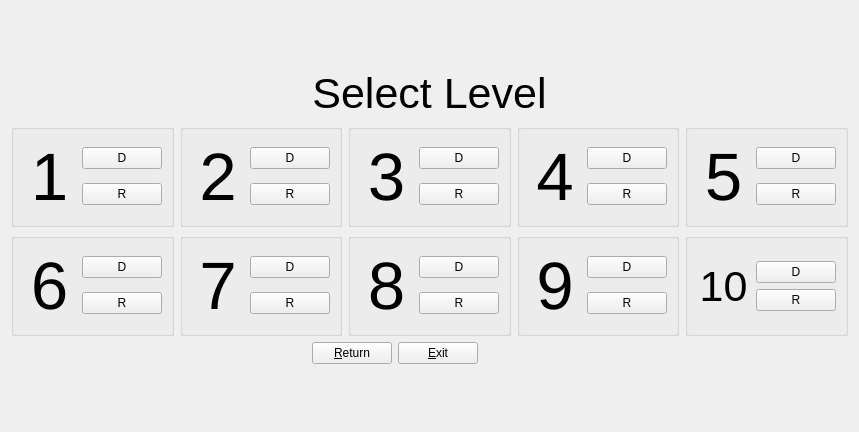
Above: src/LevelsMenu.ui from lesan2807/EducationalSkeeBall before the change. Below: the same form after it.
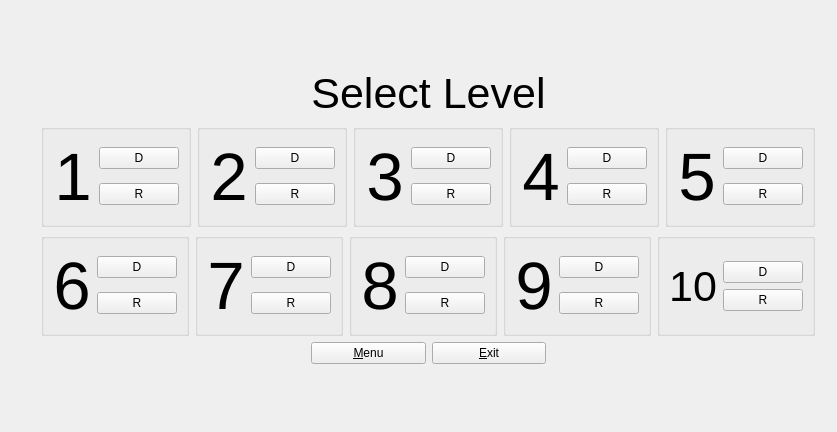
That is the form after the change.

What changed in the file:
```diff
--- a/src/LevelsMenu.ui
+++ b/src/LevelsMenu.ui
@@ -6,7 +6,7 @@
    <rect>
     <x>0</x>
     <y>0</y>
-    <width>768</width>
+    <width>837</width>
     <height>432</height>
    </rect>
   </property>
@@ -14,8 +14,43 @@
    <string>Form</string>
   </property>
   <layout class="QGridLayout" name="gridLayout_13">
-   <item row="0" column="1">
-    <spacer name="verticalSpacer">
+   <item row="4" column="2">
+    <widget class="QPushButton" name="returnButtton">
+     <property name="text">
+      <string>&amp;Menu</string>
+     </property>
+    </widget>
+   </item>
+   <item row="2" column="2" colspan="2">
+    <widget class="QLabel" name="label_21">
+     <property name="font">
+      <font>
+       <pointsize>32</pointsize>
+      </font>
+     </property>
+     <property name="text">
+      <string>Select Level</string>
+     </property>
+     <property name="alignment">
+      <set>Qt::AlignCenter</set>
+     </property>
+    </widget>
+   </item>
+   <item row="4" column="4">
+    <spacer name="horizontalSpacer_4">
+     <property name="orientation">
+      <enum>Qt::Horizontal</enum>
+     </property>
+     <property name="sizeHint" stdset="0">
+      <size>
+       <width>191</width>
+       <height>20</height>
+      </size>
+     </property>
+    </spacer>
+   </item>
+   <item row="5" column="3">
+    <spacer name="verticalSpacer_2">
      <property name="orientation">
       <enum>Qt::Vertical</enum>
      </property>
@@ -27,7 +62,7 @@
      </property>
     </spacer>
    </item>
-   <item row="1" column="0">
+   <item row="2" column="1">
     <spacer name="horizontalSpacer">
      <property name="orientation">
       <enum>Qt::Horizontal</enum>
@@ -40,7 +75,7 @@
      </property>
     </spacer>
    </item>
-   <item row="2" column="0" colspan="5">
+   <item row="3" column="1" colspan="4">
     <layout class="QVBoxLayout" name="verticalLayout_21">
      <item>
       <layout class="QGridLayout" name="gridLayout_5">
@@ -548,82 +583,73 @@
      </item>
     </layout>
    </item>
-   <item row="3" column="0">
-    <spacer name="horizontalSpacer_3">
-     <property name="orientation">
-      <enum>Qt::Horizontal</enum>
-     </property>
-     <property name="sizeHint" stdset="0">
-      <size>
-       <width>40</width>
-       <height>20</height>
-      </size>
-     </property>
-    </spacer>
-   </item>
-   <item row="4" column="2">
-    <spacer name="verticalSpacer_2">
-     <property name="orientation">
-      <enum>Qt::Vertical</enum>
-     </property>
-     <property name="sizeHint" stdset="0">
-      <size>
-       <width>20</width>
-       <height>51</height>
-      </size>
-     </property>
-    </spacer>
-   </item>
-   <item row="1" column="4">
-    <spacer name="horizontalSpacer_2">
-     <property name="orientation">
-      <enum>Qt::Horizontal</enum>
-     </property>
-     <property name="sizeHint" stdset="0">
-      <size>
-       <width>40</width>
-       <height>20</height>
-      </size>
-     </property>
-    </spacer>
-   </item>
-   <item row="1" column="1" colspan="3">
-    <widget class="QLabel" name="label_21">
-     <property name="font">
-      <font>
-       <pointsize>32</pointsize>
-      </font>
-     </property>
-     <property name="text">
-      <string>Select Level</string>
-     </property>
-     <property name="alignment">
-      <set>Qt::AlignCenter</set>
-     </property>
-    </widget>
-   </item>
-   <item row="3" column="1">
-    <widget class="QPushButton" name="returnButtton">
-     <property name="text">
-      <string>&amp;Return</string>
-     </property>
-    </widget>
-   </item>
-   <item row="3" column="2">
+   <item row="4" column="3">
     <widget class="QPushButton" name="exitButton">
      <property name="text">
       <string>&amp;Exit</string>
      </property>
     </widget>
    </item>
-   <item row="3" column="3" colspan="2">
-    <spacer name="horizontalSpacer_4">
+   <item row="2" column="4">
+    <spacer name="horizontalSpacer_2">
      <property name="orientation">
       <enum>Qt::Horizontal</enum>
      </property>
      <property name="sizeHint" stdset="0">
       <size>
-       <width>191</width>
+       <width>40</width>
+       <height>20</height>
+      </size>
+     </property>
+    </spacer>
+   </item>
+   <item row="3" column="5">
+    <spacer name="horizontalSpacer_6">
+     <property name="orientation">
+      <enum>Qt::Horizontal</enum>
+     </property>
+     <property name="sizeHint" stdset="0">
+      <size>
+       <width>27</width>
+       <height>20</height>
+      </size>
+     </property>
+    </spacer>
+   </item>
+   <item row="1" column="2">
+    <spacer name="verticalSpacer">
+     <property name="orientation">
+      <enum>Qt::Vertical</enum>
+     </property>
+     <property name="sizeHint" stdset="0">
+      <size>
+       <width>20</width>
+       <height>51</height>
+      </size>
+     </property>
+    </spacer>
+   </item>
+   <item row="3" column="0">
+    <spacer name="horizontalSpacer_5">
+     <property name="orientation">
+      <enum>Qt::Horizontal</enum>
+     </property>
+     <property name="sizeHint" stdset="0">
+      <size>
+       <width>40</width>
+       <height>20</height>
+      </size>
+     </property>
+    </spacer>
+   </item>
+   <item row="5" column="0" colspan="2">
+    <spacer name="horizontalSpacer_3">
+     <property name="orientation">
+      <enum>Qt::Horizontal</enum>
+     </property>
+     <property name="sizeHint" stdset="0">
+      <size>
+       <width>40</width>
        <height>20</height>
       </size>
      </property>
```
